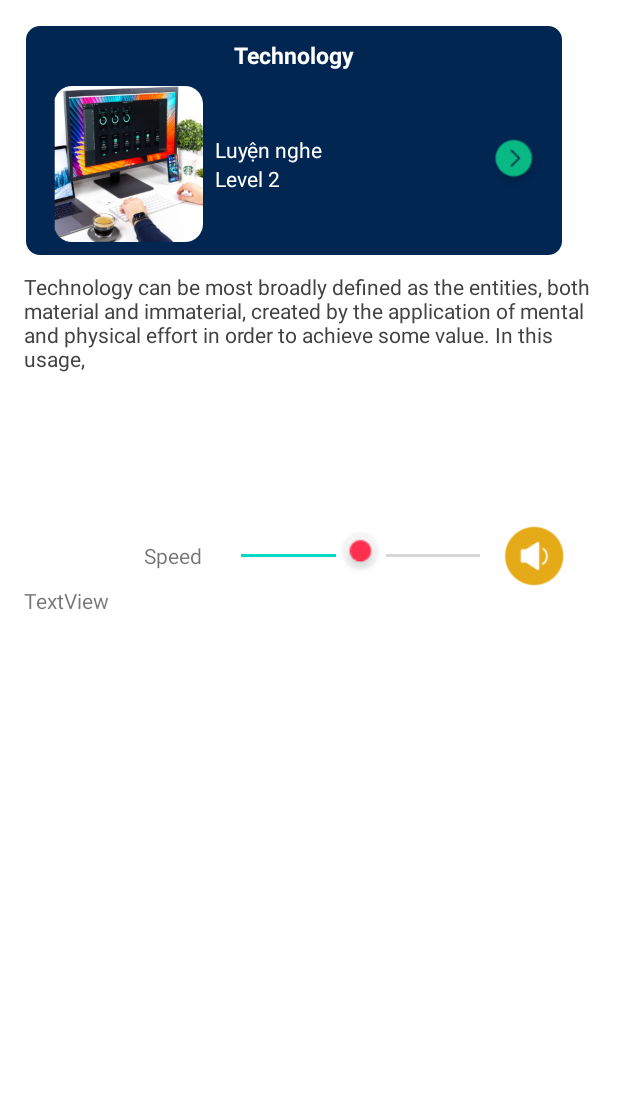
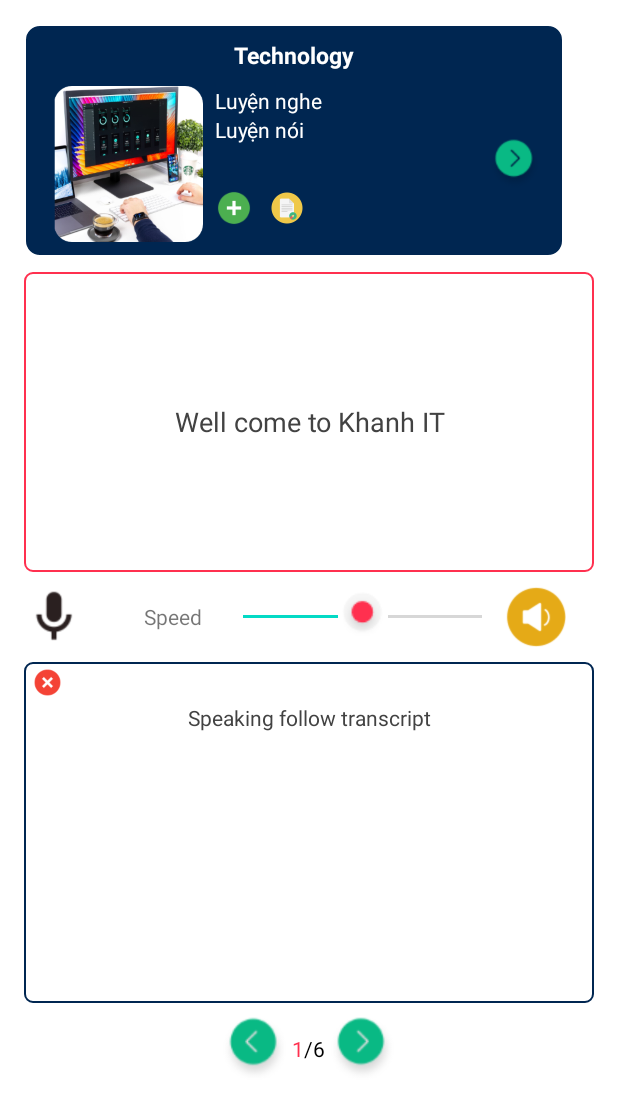
Before and after one commit to khanhtran-5851071033/TTCM_TranQuocKhanh, an Android app: the viewTechnology screen opened directly, with no data from a screen before it, on a phone screen of 412 x 824 dp. Shown: the top 1112 px of the screen. Run offline under Robolectric (Android 15) with nearby library versions, the phone set to English and light mode, and no system bars.

Commit message:
tải lên lần 7

```diff
--- a/app/src/main/AndroidManifest.xml
+++ b/app/src/main/AndroidManifest.xml
@@ -18,18 +18,18 @@
         android:supportsRtl="true"
         android:theme="@style/AppTheme">
         <activity android:name=".viewTechnology"></activity>
-        <activity android:name=".Theme" />
+        <activity android:name=".MainActivity" />
         <activity android:name=".Setting" />
         <activity android:name=".RemindWord" />
         <activity android:name=".viewTest" />
         <activity android:name=".test" />
         <activity android:name=".viewWord" />
         <activity android:name=".findword" />
-        <activity android:name=".MainActivity" />
+        <activity android:name=".Home" />
         <activity android:name=".signup" />
         <activity android:name=".login" />
         <activity
-            android:name=".Home"
+            android:name=".Theme"
             android:screenOrientation="portrait"
             tools:ignore="LockedOrientationActivity">
             <intent-filter>
--- a/app/src/main/java/com/example/dictionaryapp/viewTechnology.java
+++ b/app/src/main/java/com/example/dictionaryapp/viewTechnology.java
@@ -1,11 +1,13 @@
 package com.example.dictionaryapp;
 
+import androidx.annotation.Nullable;
 import androidx.appcompat.app.AppCompatActivity;
 import androidx.interpolator.view.animation.FastOutLinearInInterpolator;
 import androidx.interpolator.view.animation.LinearOutSlowInInterpolator;
 
 import android.content.Intent;
 import android.os.Bundle;
+import android.speech.RecognizerIntent;
 import android.speech.tts.TextToSpeech;
 import android.transition.Fade;
 import android.transition.TransitionManager;
@@ -17,15 +19,18 @@ import android.widget.ImageView;
 import android.widget.LinearLayout;
 import android.widget.SeekBar;
 import android.widget.TextView;
+import android.widget.Toast;
 
+import java.util.ArrayList;
 import java.util.Locale;
 
 
 public class viewTechnology extends AppCompatActivity {
 
+    private static final int REQUEST_CODE_SPEECH_INPUT = 1;
     LinearLayout linearLayout,line_menu;
-    ImageView img_theme,show_theme,img_speak;
-    TextView txt_them,txt_content;
+    ImageView img_theme,show_theme,img_speak,img_nexxt,img_previous,img_Delete_text,img_void;
+    TextView txt_them,txt_content,txt_spech_totext,txt_page,txt_total_pages,txt_speed;
     SeekBar mSeekBarSpeed;
     private int theme=0;
     private TextToSpeech mTTS;
@@ -58,19 +63,32 @@ public class viewTechnology extends AppCompatActivity {
         show_theme=findViewById(R.id.n_show_theme);
         txt_content=findViewById(R.id.txt_content);
         img_speak=findViewById(R.id.img_speak);
+        img_nexxt=findViewById(R.id.img_nexxt);
+        img_previous=findViewById(R.id.img_previous);
+        img_Delete_text=findViewById(R.id.img_delete_Text);
+        txt_spech_totext=findViewById(R.id.txt_speech_to_text);
+        txt_page=findViewById(R.id.txt_page);
+        txt_total_pages=findViewById(R.id.txt_total_pages);
+        img_void=findViewById(R.id.img_void);
+        txt_speed=findViewById(R.id.txt_speed);
 
         Intent intent = getIntent();
         Bundle bundle=intent.getBundleExtra("my");
         if (bundle != null) {
             theme=bundle.getInt("theme");
         }
-        if(theme==1) {linearLayout.setBackgroundResource(R.drawable.custom_line_setting);txt_them.setText("Technology");img_theme.setImageResource(R.drawable.tech);show_theme.setImageResource(R.drawable.next);}
-        else if(theme==2){linearLayout.setBackgroundResource(R.drawable.custom_btn_login);txt_them.setText("Fashion");img_theme.setImageResource(R.drawable.fashion);show_theme.setImageResource(R.drawable.n2);}
-        else if(theme==3){linearLayout.setBackgroundResource(R.drawable.custom_row_theme);txt_them.setText("Sports");img_theme.setImageResource(R.drawable.sp);show_theme.setImageResource(R.drawable.n3);}
-        else if (theme==4){linearLayout.setBackgroundResource(R.drawable.custom_row_theme2);txt_them.setText("Music");img_theme.setImageResource(R.drawable.mussic);show_theme.setImageResource(R.drawable.n1);}
+        if(theme==1) {linearLayout.setBackgroundResource(R.drawable.custom_line_setting);txt_them.setText("Technology");img_theme.setImageResource(R.drawable.tech);
+        show_theme.setImageResource(R.drawable.next);img_previous.setImageResource(R.drawable.previous1);img_nexxt.setImageResource(R.drawable.next);}
+        else if(theme==2){linearLayout.setBackgroundResource(R.drawable.custom_btn_login);txt_them.setText("Fashion");img_theme.setImageResource(R.drawable.fashion);
+        show_theme.setImageResource(R.drawable.n2);img_previous.setImageResource(R.drawable.previous2);img_nexxt.setImageResource(R.drawable.n2);}
+        else if(theme==3){linearLayout.setBackgroundResource(R.drawable.custom_row_theme);txt_them.setText("Sports");img_theme.setImageResource(R.drawable.sp)
+        ;show_theme.setImageResource(R.drawable.n3);img_previous.setImageResource(R.drawable.previous3);img_nexxt.setImageResource(R.drawable.n3);}
+        else if (theme==4){linearLayout.setBackgroundResource(R.drawable.custom_row_theme2);txt_them.setText("Music");img_theme.setImageResource(R.drawable.mussic);
+        show_theme.setImageResource(R.drawable.n1);img_previous.setImageResource(R.drawable.previous4);img_nexxt.setImageResource(R.drawable.n1);}
     }
 
     boolean visible=false;
+    private int i=0;
     private void addEvent() {
         show_theme.setOnClickListener(new View.OnClickListener() {
             @Override
@@ -96,6 +114,75 @@ public class viewTechnology extends AppCompatActivity {
                 texttoSpeak();
             }
         });
+        img_Delete_text.setOnClickListener(new View.OnClickListener() {
+            @Override
+            public void onClick(View v) {
+                if(!txt_spech_totext.getText().equals("Speaking follow transcript")){txt_spech_totext.setText("Speaking follow transcript");}
+            }
+        });
+        img_nexxt.setOnClickListener(new View.OnClickListener() {
+            @Override
+            public void onClick(View v) {
+                if(i<5)
+                {
+                    i++;txt_page.setText((i+1)+"");txt_spech_totext.setText((i+1)+"");
+                }
+            }
+        });
+        img_previous.setOnClickListener(new View.OnClickListener() {
+            @Override
+            public void onClick(View v) {
+                if(i>0){i--;txt_page.setText((i+1)+"");txt_spech_totext.setText((i+1)+"");}
+            }
+        });
+        img_void.setOnClickListener(new View.OnClickListener() {
+            @Override
+            public void onClick(View v) {
+                speak();
+            }
+        });
+        mSeekBarSpeed.setOnSeekBarChangeListener(new SeekBar.OnSeekBarChangeListener() {
+            @Override
+            public void onProgressChanged(SeekBar seekBar, int progress, boolean fromUser) {
+                txt_speed.setText(progress+"%");
+            }
+
+            @Override
+            public void onStartTrackingTouch(SeekBar seekBar) {
+
+            }
+
+            @Override
+            public void onStopTrackingTouch(SeekBar seekBar) {
+
+            }
+        });
+    }
+
+    @Override
+    protected void onActivityResult(int requestCode, int resultCode, @Nullable Intent data) {
+        if(resultCode==RESULT_OK && requestCode==REQUEST_CODE_SPEECH_INPUT)
+        {
+            ArrayList<String> resutl=data.getStringArrayListExtra(RecognizerIntent.EXTRA_RESULTS);
+            if(txt_spech_totext.getText().equals("Speaking follow transcript"))
+            txt_spech_totext.setText(resutl.get(0));
+            else  txt_spech_totext.setText(txt_spech_totext.getText()+resutl.get(0));
+        }
+        super.onActivityResult(requestCode, resultCode, data);
+    }
+
+    private void speak(){
+        Intent intent=new Intent(RecognizerIntent.ACTION_RECOGNIZE_SPEECH);
+        intent.putExtra(RecognizerIntent.EXTRA_LANGUAGE_MODEL,RecognizerIntent.LANGUAGE_MODEL_FREE_FORM);
+        intent.putExtra(RecognizerIntent.EXTRA_LANGUAGE,Locale.ENGLISH);
+        intent.putExtra(RecognizerIntent.EXTRA_PROMPT,"Hi speaking something");
+        try {
+            startActivityForResult(intent,REQUEST_CODE_SPEECH_INPUT);
+        }
+        catch (Exception e)
+        {
+            Toast.makeText(this,""+e.getMessage(),Toast.LENGTH_LONG).show();
+        }
     }
     private void texttoSpeak()
     {
--- a/app/src/main/res/layout/activity_view_technology.xml
+++ b/app/src/main/res/layout/activity_view_technology.xml
@@ -44,7 +44,7 @@
 
             <LinearLayout
                 android:layout_width="180dp"
-                android:layout_height="wrap_content"
+                android:layout_height="match_parent"
                 android:orientation="vertical">
 
                 <TextView
@@ -58,8 +58,31 @@
                     android:id="@+id/textView15"
                     android:layout_width="wrap_content"
                     android:layout_height="wrap_content"
-                    android:text="Level 2"
+                    android:text="Luyện nói"
                     android:textColor="@color/design_default_color_surface" />
+
+                <LinearLayout
+                    android:layout_width="match_parent"
+                    android:layout_height="match_parent"
+                    android:orientation="horizontal">
+
+                    <ImageView
+                        android:id="@+id/btn_add"
+                        android:layout_width="25dp"
+                        android:layout_height="25dp"
+                        android:layout_marginTop="30dp"
+                        app:srcCompat="@drawable/add_48px" />
+
+                    <ImageView
+                        android:id="@+id/btn_edit"
+                        android:layout_width="25dp"
+                        android:layout_height="25dp"
+                        android:layout_marginLeft="10dp"
+                        android:layout_marginTop="30dp"
+                        android:padding="2dp"
+                        app:srcCompat="@drawable/edit_file_64px" />
+                </LinearLayout>
+
 
             </LinearLayout>
 
@@ -80,25 +103,35 @@
         android:layout_marginTop="10dp"
         android:orientation="vertical">
 
-        <TextView
+        <EditText
             android:id="@+id/txt_content"
             android:layout_width="match_parent"
-            android:layout_height="169dp"
-            android:text="Technology can be most broadly defined as the entities, both material and immaterial, created by the application of mental and physical effort in order to achieve some value. In this usage,"
+            android:layout_height="200dp"
+            android:background="@drawable/custom_text"
+            android:padding="7dp"
+            android:text="Well come to Khanh IT"
+            android:textAlignment="center"
             android:textColor="@color/cardview_dark_background" />
 
         <LinearLayout
             android:id="@+id/lineear_menu"
+            android:layout_marginTop="10dp"
             android:layout_width="match_parent"
             android:layout_height="wrap_content"
             android:gravity="center_vertical"
             android:orientation="horizontal">
 
+            <ImageView
+                android:id="@+id/img_void"
+                android:layout_width="40dp"
+                android:layout_height="40dp"
+                app:srcCompat="@drawable/microphone" />
+
             <TextView
-                android:id="@+id/textView28"
-                android:layout_width="wrap_content"
+                android:id="@+id/txt_speed"
+                android:layout_width="40dp"
                 android:layout_height="wrap_content"
-                android:layout_marginLeft="80dp"
+                android:layout_marginLeft="40dp"
                 android:layout_marginRight="10dp"
                 android:text="Speed" />
 
@@ -118,10 +151,63 @@
 
         </LinearLayout>
 
-        <TextView
-            android:id="@+id/textView27"
+        <LinearLayout
             android:layout_width="match_parent"
-            android:layout_height="247dp"
-            android:text="TextView" />
+            android:layout_height="wrap_content"
+            android:layout_marginTop="10dp"
+            android:background="@drawable/custom_text"
+            android:orientation="vertical">
+
+            <ImageView
+                android:id="@+id/img_delete_Text"
+                android:layout_width="26dp"
+                android:layout_height="27dp"
+                android:paddingStart="5dp"
+                app:srcCompat="@drawable/cancel_48px" />
+
+            <TextView
+                android:id="@+id/txt_speech_to_text"
+                android:layout_width="match_parent"
+                android:layout_height="200dp"
+                android:text="Speaking follow transcript"
+                android:textAlignment="center"
+                android:textColor="@color/cardview_dark_background" />
+        </LinearLayout>
+
+        <LinearLayout
+            android:layout_width="match_parent"
+            android:layout_height="wrap_content"
+            android:layout_marginTop="5dp"
+            android:gravity="center_horizontal"
+            android:orientation="horizontal">
+
+            <ImageView
+                android:id="@+id/img_previous"
+                android:layout_width="50dp"
+                android:layout_height="50dp"
+                app:srcCompat="@drawable/previous1" />
+
+            <TextView
+                android:id="@+id/txt_page"
+                android:layout_width="wrap_content"
+                android:layout_height="wrap_content"
+                android:layout_gravity="center_horizontal|center_vertical"
+                android:text="1"
+                android:textColor="@color/Red" />
+
+            <TextView
+                android:id="@+id/txt_total_pages"
+                android:layout_width="wrap_content"
+                android:layout_height="wrap_content"
+                android:layout_gravity="center_horizontal|center_vertical"
+                android:text="/6"
+                android:textColor="@color/black" />
+
+            <ImageView
+                android:id="@+id/img_nexxt"
+                android:layout_width="50dp"
+                android:layout_height="50dp"
+                app:srcCompat="@drawable/next" />
+        </LinearLayout>
     </LinearLayout>
 </LinearLayout>
```
Also changed, not shown: app/src/main/res/drawable-v24/add_48px.png (added), app/src/main/res/drawable-v24/edit_file_64px.png (added), app/src/main/res/drawable-v24/microphone.png (added), app/src/main/res/drawable-v24/previous1.png (added), app/src/main/res/drawable-v24/previous2.png (added), app/src/main/res/drawable-v24/previous3.png (added), app/src/main/res/drawable-v24/previous4.png (added).
